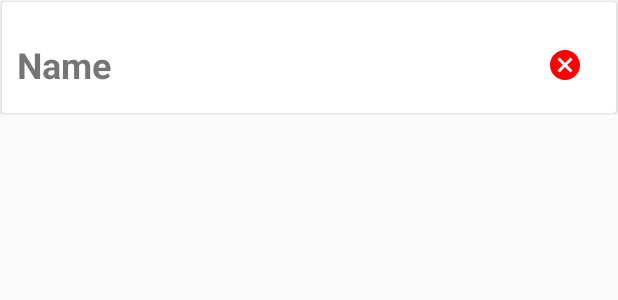
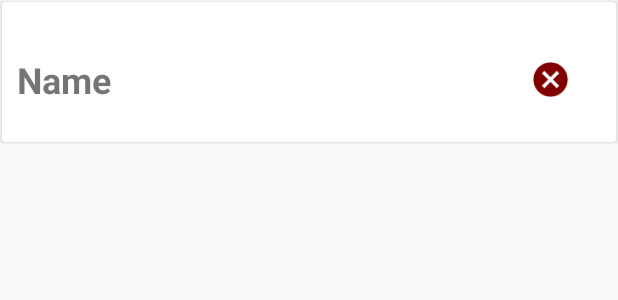
Before and after one commit to tdiltdil27/Campus-Dining-Options, an Android app: the layout favorite.xml on its own in the app's theme, with its tools: preview values and no code run, on a phone screen of 412 x 824 dp. Shown: the top 300 px of the screen. Run offline under Robolectric (Android 15) with nearby library versions, the phone set to English and light mode, and no system bars.

Commit message:
added new cancel icon

```diff
--- a/Application Files/app/src/main/res/layout/favorite.xml
+++ b/Application Files/app/src/main/res/layout/favorite.xml
@@ -34,7 +34,7 @@
                 android:layout_width="wrap_content"
                 android:layout_height="wrap_content"
                 android:layout_gravity="center_vertical"
-                android:src="@drawable/ic_cancel_red_24dp"
+                android:src="@mipmap/ic_cancel"
                 android:backgroundTint="@color/white"/>
 
         </LinearLayout>
--- a/Application Files/app/src/main/res/menu/menu_main.xml
+++ b/Application Files/app/src/main/res/menu/menu_main.xml
@@ -18,7 +18,8 @@
         android:id="@+id/action_favorites"
         android:orderInCategory="100"
         android:title="@string/action_favorites"
-        app:showAsAction="never" />
+        android:icon="@mipmap/ic_action_star"
+        app:showAsAction="ifRoom" />
     <item
         android:id="@+id/login"
         android:orderInCategory="100"
```
Also changed, not shown: Application Files/app/src/main/res/mipmap-hdpi/ic_action_star.png (added), Application Files/app/src/main/res/mipmap-hdpi/ic_cancel.png (added), Application Files/app/src/main/res/mipmap-mdpi/ic_action_star.png (added), Application Files/app/src/main/res/mipmap-mdpi/ic_cancel.png (added), Application Files/app/src/main/res/mipmap-xhdpi/ic_action_star.png (added), Application Files/app/src/main/res/mipmap-xhdpi/ic_cancel.png (added), Application Files/app/src/main/res/mipmap-xxhdpi/ic_action_star.png (added), Application Files/app/src/main/res/mipmap-xxhdpi/ic_cancel.png (added), Application Files/app/src/main/res/mipmap-xxxhdpi/ic_action_star.png (added), Application Files/app/src/main/res/mipmap-xxxhdpi/ic_cancel.png (added).
